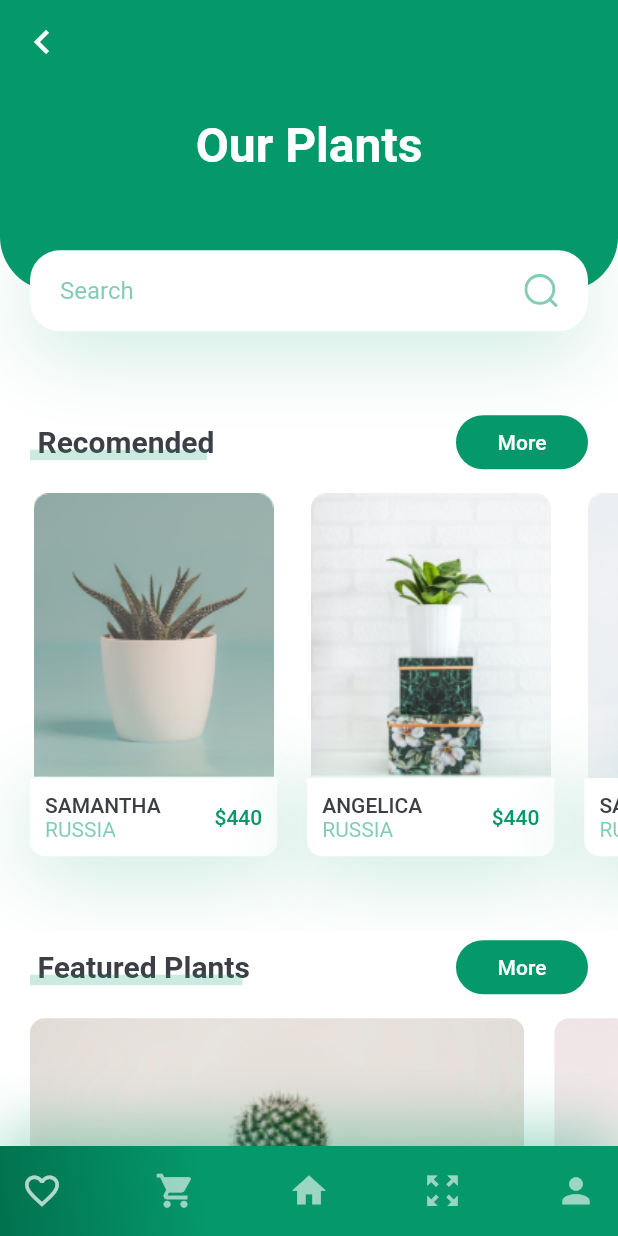
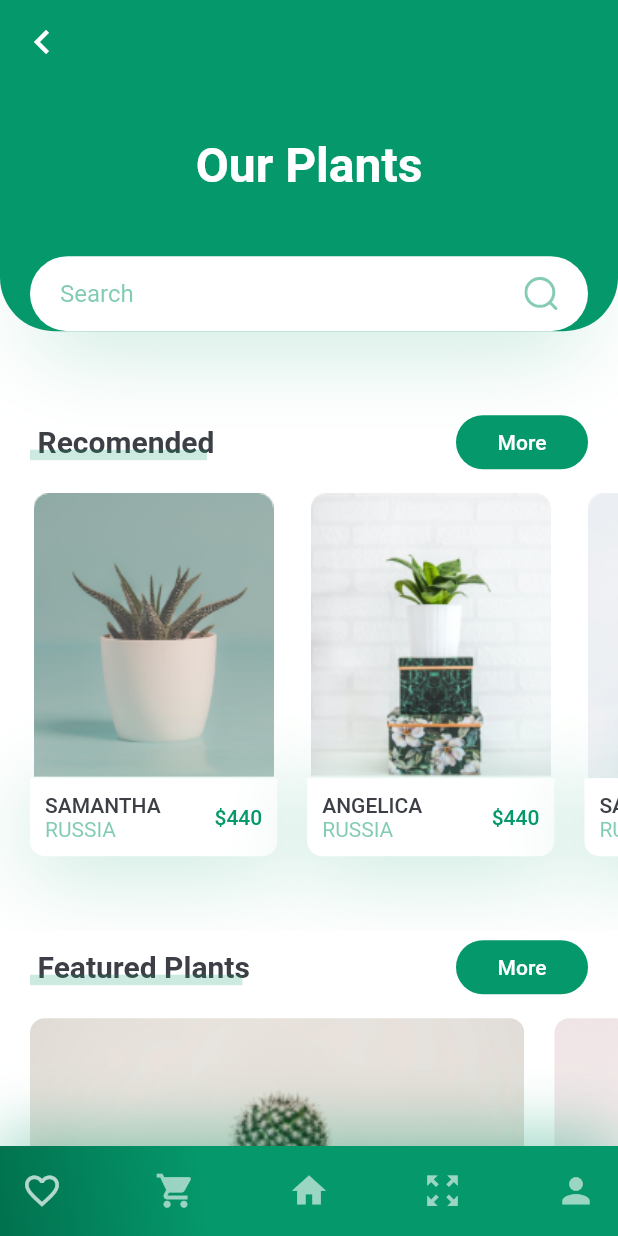
Before and after one commit to maysahaj/finalapp_plant, a Flutter app: the screen it shows after launch, on a phone screen of 412 x 824 dp. Run offline on Flutter 3.47's test engine with Material 2 defaults, Android fonts, the phone set to English and light mode, and no system bars; our stand-ins replace flutter_svg.

Commit message:
first commit

```diff
--- a/lib/main.dart
+++ b/lib/main.dart
@@ -14,7 +14,7 @@ class MyApp extends StatelessWidget {
     return MaterialApp(
       debugShowCheckedModeBanner: false,
       title: 'Plant App',
-      theme: ThemeData(
+      theme: ThemeData(fontFamily: 'Raleway',
         scaffoldBackgroundColor: kBackgroundColor,
         primaryColor: kPrimaryColor,
         textTheme: Theme.of(context).textTheme.apply(bodyColor: kTextColor),
--- a/lib/screens/home/components/header_with_seachbox.dart
+++ b/lib/screens/home/components/header_with_seachbox.dart
@@ -25,7 +25,7 @@ class HeaderWithSearchBox extends StatelessWidget {
               right: kDefaultPadding,
               bottom: 36 + kDefaultPadding,
             ),
-            height: size.height * 0.2 - 27,
+            height: 600,
             decoration: BoxDecoration(
               color: kPrimaryColor,
               borderRadius: BorderRadius.only(
@@ -46,6 +46,7 @@ class HeaderWithSearchBox extends StatelessWidget {
               ],
             ),
           ),
+
           Positioned(
             bottom: 0,
             left: 0,
@@ -54,10 +55,10 @@ class HeaderWithSearchBox extends StatelessWidget {
               alignment: Alignment.center,
               margin: EdgeInsets.symmetric(horizontal: kDefaultPadding),
               padding: EdgeInsets.symmetric(horizontal: kDefaultPadding),
-              height: 54,
+              height: 50,
               decoration: BoxDecoration(
                 color: Colors.white,
-                borderRadius: BorderRadius.circular(20),
+                borderRadius: BorderRadius.circular(50),
                 boxShadow: [
                   BoxShadow(
                     offset: Offset(0, 10),
@@ -66,6 +67,7 @@ class HeaderWithSearchBox extends StatelessWidget {
                   ),
                 ],
               ),
+
               child: Row(
                 children: <Widget>[
                   Expanded(
```
Also changed, not shown: pubspec.yaml (+7 -0 lines), fonts/Raleway-Bold.ttf (added), fonts/Raleway-Italic.ttf (added), fonts/Raleway-Light.ttf (added), fonts/Raleway-Regular.ttf (added).
